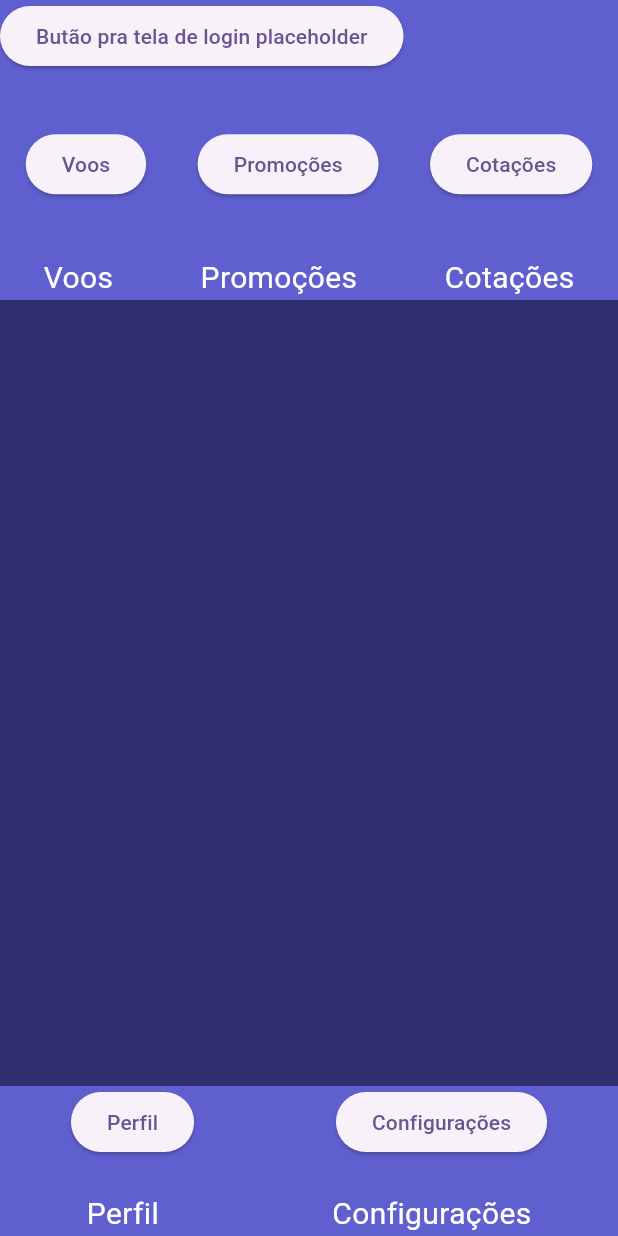
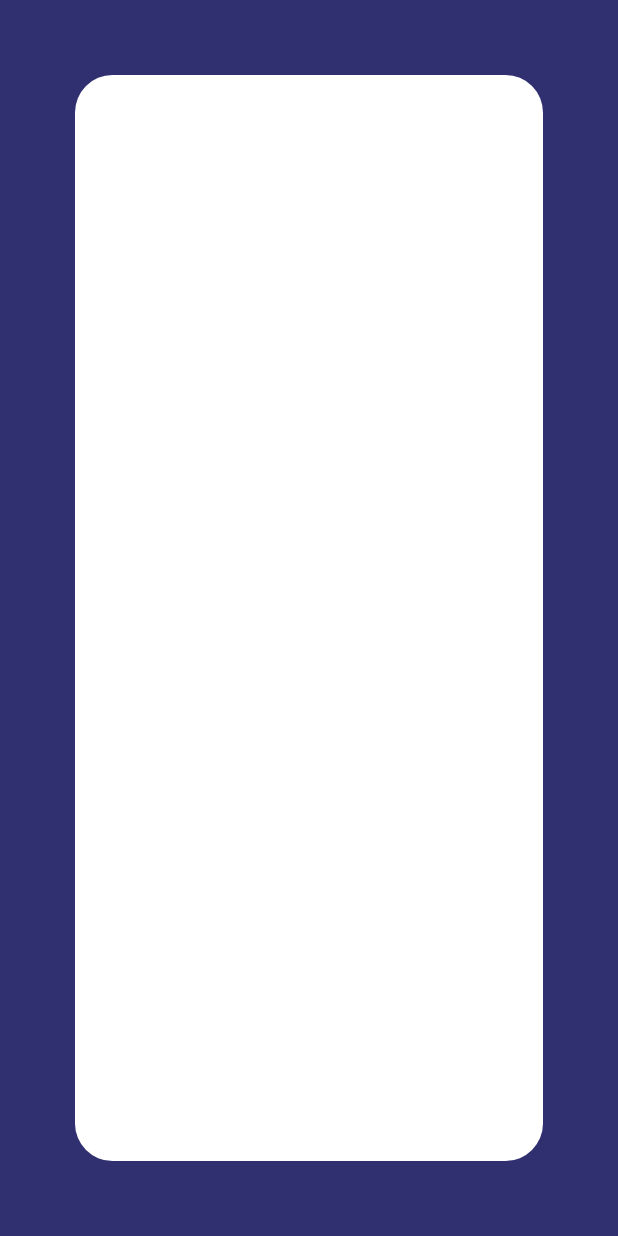
Before and after one commit to concernedjal37/projeto-millie-app, a Flutter app: the screen it shows after launch, after a tap on "Configurações", on a phone screen of 412 x 824 dp. Run offline on Flutter 3.47's test engine with Material 3 defaults, Android fonts, the phone set to English and light mode, and no system bars.

Commit message:
Prototipo das telas extras

```diff
--- /dev/null
+++ b/milliefront/lib/views/pages/configuracoes.dart
@@ -0,0 +1,34 @@
+import 'package:flutter/material.dart';
+import 'package:milliefront/views/pages/home_page.dart';
+
+class Configuracoes extends StatefulWidget{
+  const Configuracoes({super.key});
+  @override
+  _ConfiguracoesState createState() => _ConfiguracoesState();
+}
+class _ConfiguracoesState extends State<StatefulWidget> {
+  @override
+  Widget build(BuildContext context){
+    return Scaffold(
+      body: Center(
+        child: Container(
+          color: Color(0xff303070),
+          width: double.infinity,
+          padding: EdgeInsets.all(50.0),
+          child: Container(
+            decoration: BoxDecoration(
+              color: Color(0xffffffff),
+              borderRadius: BorderRadius.circular(25.0),
+            ),
+            child: Column(
+              mainAxisAlignment: MainAxisAlignment.spaceBetween,
+              children: [
+
+              ],
+            ),
+          ),
+        ),
+      ),
+    );
+  }
+}
--- a/milliefront/lib/views/pages/home_page.dart
+++ b/milliefront/lib/views/pages/home_page.dart
@@ -1,4 +1,5 @@
 import 'package:flutter/material.dart';
+import 'package:milliefront/views/pages/configuracoes.dart';
 import 'package:milliefront/views/pages/login.dart';
 import 'package:milliefront/views/pages/perfil.dart';
 import 'package:milliefront/views/pages/promocao_e_cotacao.dart';
@@ -93,7 +94,7 @@
                         },
                         child: Text("Perfil")),
                         ElevatedButton(onPressed: () {
-
+                          Navigator.push(context, MaterialPageRoute(builder: (context) => Configuracoes()));
                         }, child: Text("Configurações")),
                       ],
                     ),
```
Also changed, not shown: milliefront/lib/main.dart (+8 -0 lines), milliefront/lib/views/pages/historico_de_promocoes.dart (added, +35 -0 lines), milliefront/lib/views/pages/notificacoes.dart (added, +34 -0 lines), milliefront/lib/views/pages/perfil.dart (+6 -3 lines), milliefront/lib/views/pages/perfil_config.dart (added, +34 -0 lines).
